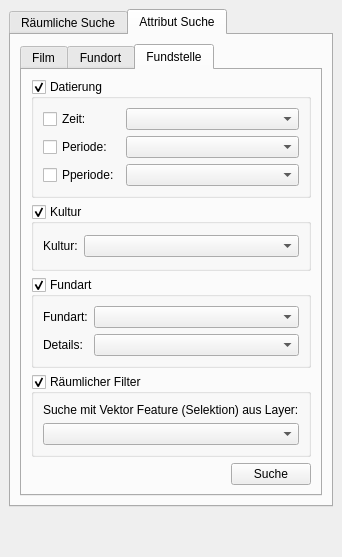
Qt form APIS/forms/apis_search_form.ui (APIS-Luftbildarchiv/APIS) before a commit.
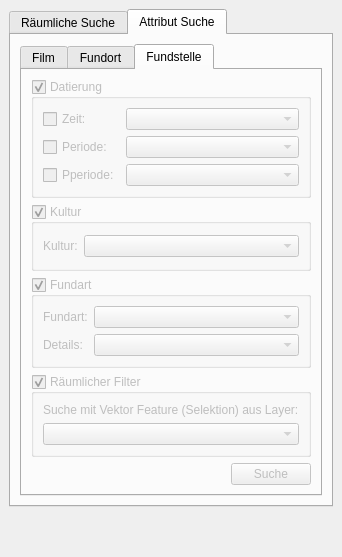
The same form after that commit. The open tabs and pages were chosen to show the change. Icons and pictures are not drawn. Custom widgets are drawn as their Qt base class.

```diff
--- a/APIS/forms/apis_search_form.ui
+++ b/APIS/forms/apis_search_form.ui
@@ -247,6 +247,9 @@
        <layout class="QVBoxLayout" name="verticalLayout_3">
         <item>
          <widget class="QTabWidget" name="tabWidget">
+          <property name="enabled">
+           <bool>true</bool>
+          </property>
           <property name="sizePolicy">
            <sizepolicy hsizetype="Expanding" vsizetype="Minimum">
             <horstretch>0</horstretch>
@@ -756,6 +759,9 @@
            <layout class="QVBoxLayout" name="verticalLayout_5">
             <item>
              <widget class="QGroupBox" name="groupBox">
+              <property name="enabled">
+               <bool>false</bool>
+              </property>
               <property name="title">
                <string>Datierung</string>
               </property>
@@ -819,6 +825,9 @@
             </item>
             <item>
              <widget class="QGroupBox" name="groupBox_2">
+              <property name="enabled">
+               <bool>false</bool>
+              </property>
               <property name="title">
                <string>Kultur</string>
               </property>
@@ -848,6 +857,9 @@
             </item>
             <item>
              <widget class="QGroupBox" name="groupBox_3">
+              <property name="enabled">
+               <bool>false</bool>
+              </property>
               <property name="title">
                <string>Fundart</string>
               </property>
@@ -894,6 +906,9 @@
             </item>
             <item>
              <widget class="QGroupBox" name="groupBox_4">
+              <property name="enabled">
+               <bool>false</bool>
+              </property>
               <property name="title">
                <string>Räumlicher Filter</string>
               </property>
@@ -941,6 +956,9 @@
               </item>
               <item>
                <widget class="QPushButton" name="pushButton_14">
+                <property name="enabled">
+                 <bool>false</bool>
+                </property>
                 <property name="text">
                  <string>Suche</string>
                 </property>
```
Left out of the diff: 23 changed lines with no effect on the pictures.
